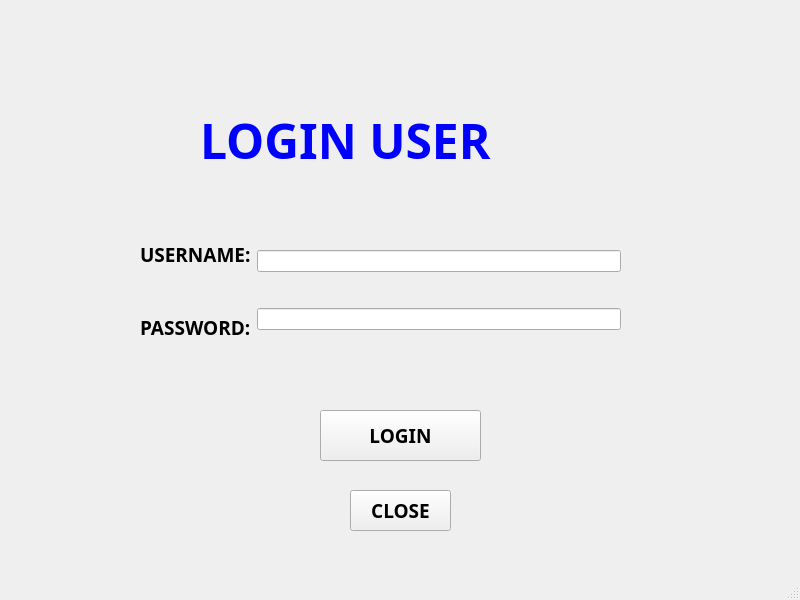
29022020/PROYECTO-FINAL, file CODIFICACIÓN/Ragnarok/login.ui: the form before one commit.
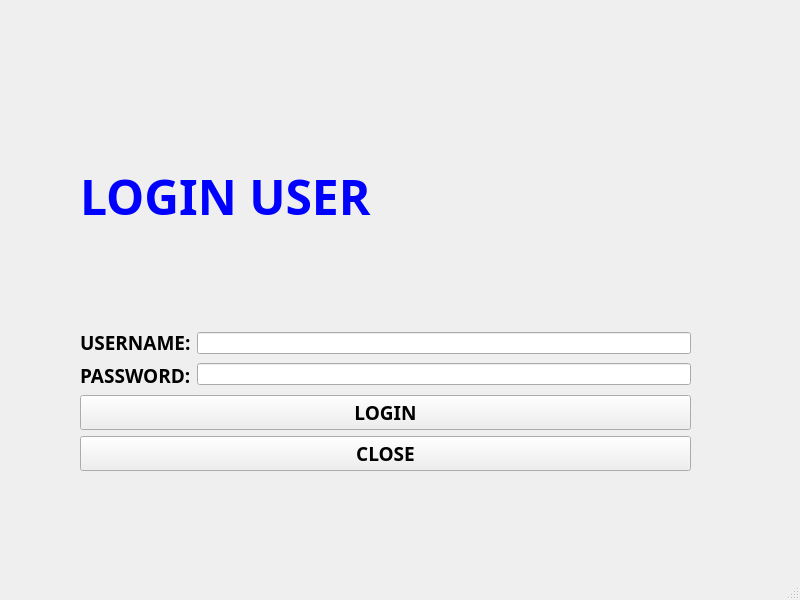
The form after the commit. Icons and pictures are not drawn.

```diff
--- a/CODIFICACIÓN/Ragnarok/login.ui
+++ b/CODIFICACIÓN/Ragnarok/login.ui
@@ -14,57 +14,17 @@
    <string>MainWindow</string>
   </property>
   <widget class="QWidget" name="centralwidget">
-   <widget class="QPushButton" name="loginPushButtom">
+   <widget class="QWidget" name="">
     <property name="geometry">
      <rect>
-      <x>320</x>
-      <y>410</y>
-      <width>161</width>
-      <height>51</height>
+      <x>80</x>
+      <y>70</y>
+      <width>611</width>
+      <height>401</height>
      </rect>
     </property>
-    <property name="font">
-     <font>
-      <family>Nunito Black</family>
-      <pointsize>14</pointsize>
-      <weight>75</weight>
-      <bold>true</bold>
-     </font>
-    </property>
-    <property name="text">
-     <string>LOGIN</string>
-    </property>
-   </widget>
-   <widget class="QLabel" name="label_3">
-    <property name="geometry">
-     <rect>
-      <x>200</x>
-      <y>100</y>
-      <width>561</width>
-      <height>81</height>
-     </rect>
-    </property>
-    <property name="font">
-     <font>
-      <family>Nunito Black</family>
-      <pointsize>36</pointsize>
-      <weight>75</weight>
-      <bold>true</bold>
-     </font>
-    </property>
-    <property name="text">
-     <string>&lt;html&gt;&lt;head/&gt;&lt;body&gt;&lt;p&gt;&lt;span style=&quot; color:#0000ff;&quot;&gt;LOGIN USER&lt;/span&gt;&lt;/p&gt;&lt;/body&gt;&lt;/html&gt;</string>
-    </property>
-   </widget>
-   <widget class="QWidget" name="layoutWidget">
-    <property name="geometry">
-     <rect>
-      <x>140</x>
-      <y>220</y>
-      <width>481</width>
-      <height>141</height>
-     </rect>
-    </property>
+    <layout class="QGridLayout" name="gridLayout">
+     <item row="1" column="0">
     <layout class="QHBoxLayout" name="horizontalLayout">
      <item>
       <layout class="QVBoxLayout" name="verticalLayout_2">
@@ -115,16 +75,24 @@
       </layout>
      </item>
     </layout>
-   </widget>
+     </item>
+     <item row="2" column="0">
+      <widget class="QPushButton" name="loginPushButtom">
+       <property name="font">
+        <font>
+         <family>Nunito Black</family>
+         <pointsize>14</pointsize>
+         <weight>75</weight>
+         <bold>true</bold>
+        </font>
+       </property>
+       <property name="text">
+        <string>LOGIN</string>
+       </property>
+      </widget>
+     </item>
+     <item row="3" column="0">
    <widget class="QPushButton" name="closePushButton">
-    <property name="geometry">
-     <rect>
-      <x>350</x>
-      <y>490</y>
-      <width>101</width>
-      <height>41</height>
-     </rect>
-    </property>
     <property name="font">
      <font>
       <family>Nunito Black</family>
@@ -137,6 +105,24 @@
      <string>CLOSE</string>
     </property>
    </widget>
+     </item>
+     <item row="0" column="0">
+      <widget class="QLabel" name="label_3">
+       <property name="font">
+        <font>
+         <family>Nunito Black</family>
+         <pointsize>36</pointsize>
+         <weight>75</weight>
+         <bold>true</bold>
+        </font>
+       </property>
+       <property name="text">
+        <string>&lt;html&gt;&lt;head/&gt;&lt;body&gt;&lt;p&gt;&lt;span style=&quot; color:#0000ff;&quot;&gt;  LOGIN USER&lt;/span&gt;&lt;/p&gt;&lt;/body&gt;&lt;/html&gt;</string>
+       </property>
+      </widget>
+     </item>
+    </layout>
+   </widget>
   </widget>
   <widget class="QMenuBar" name="menubar">
    <property name="geometry">
```
Left out of the diff: 10 changed lines with no effect on the pictures. Lines whose indentation alone changed are shown as unchanged.
